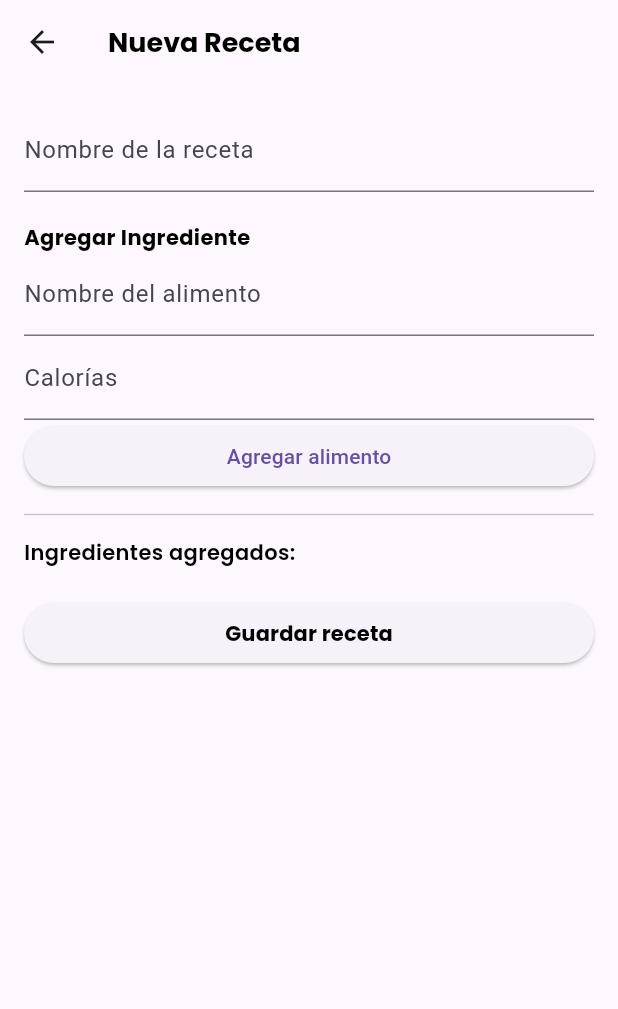
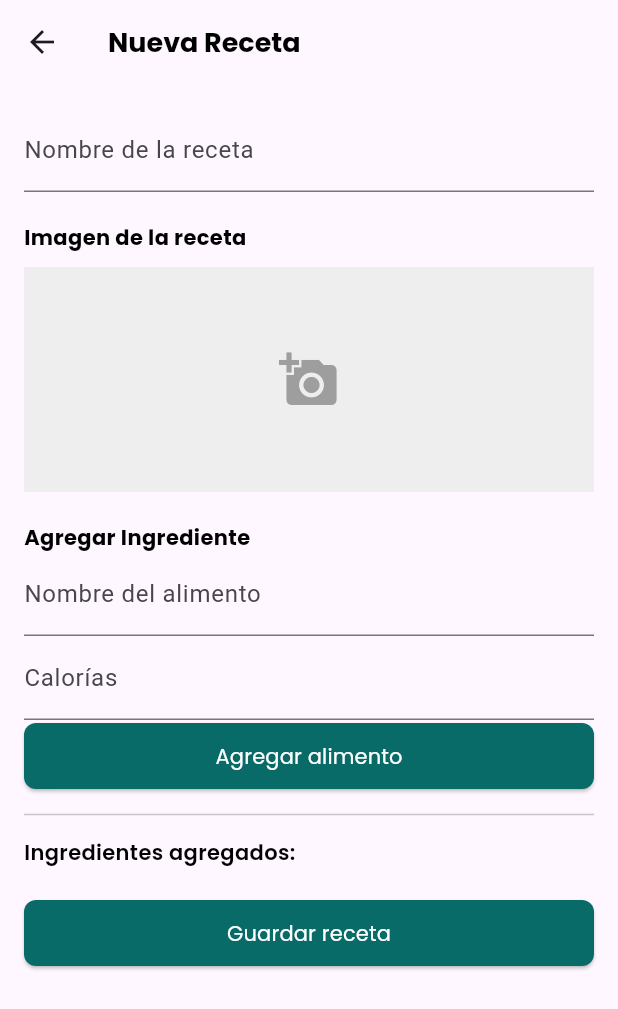
Before and after one commit to osbelsc/Food_planner, a Flutter app: the AddRecipeScreen screen opened directly, on a phone screen of 412 x 824 dp. Shown: the top 1009 px of the screen. Run offline on Flutter 3.47's test engine with Material 3 defaults, Android fonts, the light colour scheme and no system bars; our stand-ins replace hive, hive_flutter, image_picker, shared_preferences, table_calendar; accounts and stored records are empty.

Commit message:
FP-include designs details

```diff
--- a/lib/core/constants/color.dart
+++ b/lib/core/constants/color.dart
@@ -3,24 +3,10 @@ import 'package:flutter/material.dart';
 class ColorConst {
   static Color black = Colors.black;
   static Color white = Colors.white;
+  static Color fontcolor = Color.fromARGB(255, 18, 153, 144);
 
-  static Color appColor = Color(0x537D5D);
-  static Color black03 = Color(0xff030303);
-  static Color black09 = Color(0xff09101D);
-  static Color appColorFD = Color(0x73946B);
-  static Color appColorFF = Color(0x9EBC8A);
-  static Color appColorFE = Color(0xD2D0A0);
-  // static Color greyD9 = Color(0xffD9D9D9);
-  // static Color greyDA = Color(0xffDADEE3);
-  // static Color grey69 = Color(0xff69717C);
-  // static Color greyEB = Color(0xffEBEEF2);
-  // static Color greyAD = Color(0xffADAFBB);
-  // static Color greyE8 = Color(0xffE8E6EA);
-  // static Color greyB5 = Color(0xffB5C1D1);
-  // static Color greyF2 = Color(0xffF2F2F2);
-  // static Color greyC0 = Color(0xffC0C0C0);
-  // static Color greyF7 = Color(0xffF7F7F7);
-  // static Color greyF4 = Color(0xffF4F6F9);
-  // static Color greyDE = Color(0xffDEDEDE);
-  // static Color grey6B = Color(0xff6B6B6B);
+  static Color appColor1 = Color.fromARGB(255, 255, 251, 222);
+  static Color appColor2 = Color.fromARGB(255, 144, 209, 203);
+  static Color appColor3 = Color.fromARGB(255, 18, 153, 144);
+  static Color appColor4 = Color.fromARGB(255, 9, 107, 104);
 }
--- a/lib/core/constants/textstyle.dart
+++ b/lib/core/constants/textstyle.dart
@@ -3,7 +3,7 @@ import 'package:food_planner_app/core/constants/color.dart';
 import 'package:flutter/material.dart';
 
 class TextStyleClass {
-  ///SourceSansPro Regular
+  ///Poppins Regular
   static poppinsRegular({var color, var size}) {
     return TextStyle(
       color: color ?? ColorConst.black,
@@ -13,7 +13,7 @@ class TextStyleClass {
     );
   }
 
-  ///SourceSansPro medium
+  ///Poppins semibold
   static poppinsSemiBold({var color, var size}) {
     return TextStyle(
       color: color ?? ColorConst.black,
@@ -23,7 +23,7 @@ class TextStyleClass {
     );
   }
 
-  ///SourceSansPro semiBold
+  ///Poppins Bold
   static poppinsBold({var color, var size}) {
     return TextStyle(
       color: color ?? ColorConst.black,
--- /dev/null
+++ b/lib/core/widgets/buttons.dart
@@ -0,0 +1,27 @@
+import 'package:flutter/material.dart';
+import 'package:food_planner_app/core/constants/color.dart';
+import 'package:food_planner_app/core/constants/textstyle.dart';
+
+class CustomButton extends StatelessWidget {
+  final String text;
+  final VoidCallback onPressed;
+
+  const CustomButton({Key? key, required this.text, required this.onPressed})
+    : super(key: key);
+
+  @override
+  Widget build(BuildContext context) {
+    return ElevatedButton(
+      onPressed: onPressed,
+      style: ElevatedButton.styleFrom(
+        backgroundColor: ColorConst.appColor4,
+        padding: EdgeInsets.symmetric(horizontal: 24, vertical: 12),
+        shape: RoundedRectangleBorder(borderRadius: BorderRadius.circular(8)),
+      ),
+      child: Text(
+        text,
+        style: TextStyleClass.poppinsRegular(color: ColorConst.white),
+      ),
+    );
+  }
+}
--- a/lib/features/home/screens/main_screen.dart
+++ b/lib/features/home/screens/main_screen.dart
@@ -1,6 +1,7 @@
 import 'package:flutter/material.dart';
 import 'package:food_planner_app/features/calendar/screens/calendar_screen.dart';
 import 'package:food_planner_app/features/alimento/screens/food_list_screen.dart';
+import 'package:food_planner_app/features/home/screens/home_screen.dart';
 import 'package:food_planner_app/features/recipes/screens/recipe_list_screen.dart';
 
 class MainScreen extends StatefulWidget {
@@ -13,6 +14,7 @@ class _MainScreenState extends State<MainScreen> {
 
   // Aquí defines las vistas para cada tab
   final List<Widget> _screens = [
+    HomeScreen(),
     FoodListScreen(),
     CalendarScreen(),
     RecipeListScreen(),
@@ -27,13 +29,15 @@ class _MainScreenState extends State<MainScreen> {
   @override
   Widget build(BuildContext context) {
     return Scaffold(
-      body: _screens[_selectedIndex], // Cambia el body dinámicamente
+      body: _screens[_selectedIndex],
+
       bottomNavigationBar: BottomNavigationBar(
         currentIndex: _selectedIndex,
         onTap: _onItemTapped,
         selectedItemColor: Colors.green,
         unselectedItemColor: Colors.grey,
         items: const [
+          BottomNavigationBarItem(icon: Icon(Icons.home), label: 'Home'),
           BottomNavigationBarItem(
             icon: Icon(Icons.fastfood),
             label: 'Alimentos',
--- a/lib/features/recipes/models/recipe.dart
+++ b/lib/features/recipes/models/recipe.dart
@@ -11,5 +11,12 @@ class Recipe extends HiveObject {
   @HiveField(1)
   List<FoodItem> items;
 
-  Recipe({required this.name, required this.items});
+  @HiveField(2)
+  String? imagePath; // NUEVO CAMPO PARA LA IMAGEN
+
+  Recipe({
+    required this.name,
+    required this.items,
+    this.imagePath, // también lo agregas al constructor
+  });
 }
--- a/lib/features/recipes/screens/add_recipe_screen.dart
+++ b/lib/features/recipes/screens/add_recipe_screen.dart
@@ -1,4 +1,7 @@
+import 'dart:io';
 import 'package:flutter/material.dart';
+import 'package:food_planner_app/core/widgets/buttons.dart';
+import 'package:image_picker/image_picker.dart';
 import 'package:food_planner_app/core/constants/textstyle.dart';
 import 'package:food_planner_app/features/recipes/providers/recipe_provider.dart';
 import 'package:provider/provider.dart';
@@ -14,6 +17,10 @@ class _AddRecipeScreenState extends State<AddRecipeScreen> {
   final _foodNameController = TextEditingController();
   final _caloriesController = TextEditingController();
 
+  File? _imageFile; // NUEVO: Imagen seleccionada
+
+  final ImagePicker _picker = ImagePicker();
+
   void _onAddItem() {
     final name = _foodNameController.text.trim();
     final calories = int.tryParse(_caloriesController.text) ?? 0;
@@ -28,8 +35,20 @@ class _AddRecipeScreenState extends State<AddRecipeScreen> {
 
   void _onSaveRecipe() {
     context.read<RecipeProvider>().updateTempName(_nameController.text);
+    context.read<RecipeProvider>().updateTempImagePath(
+      _imageFile?.path,
+    ); // NUEVO: guarda imagen
     context.read<RecipeProvider>().saveTempRecipe();
     Navigator.pop(context);
+  }
+
+  Future<void> _pickImage() async {
+    final picked = await _picker.pickImage(source: ImageSource.gallery);
+    if (picked != null) {
+      setState(() {
+        _imageFile = File(picked.path);
+      });
+    }
   }
 
   @override
@@ -52,6 +71,27 @@ class _AddRecipeScreenState extends State<AddRecipeScreen> {
               decoration: InputDecoration(labelText: 'Nombre de la receta'),
             ),
             SizedBox(height: 20),
+
+            // NUEVO: Sección para imagen
+            Text('Imagen de la receta', style: TextStyleClass.poppinsBold()),
+            SizedBox(height: 10),
+            GestureDetector(
+              onTap: _pickImage,
+              child:
+                  _imageFile == null
+                      ? Container(
+                        height: 150,
+                        color: Colors.grey[200],
+                        child: Icon(
+                          Icons.add_a_photo,
+                          size: 40,
+                          color: Colors.grey,
+                        ),
+                      )
+                      : Image.file(_imageFile!, height: 150, fit: BoxFit.cover),
+            ),
+
+            SizedBox(height: 20),
             Text('Agregar Ingrediente', style: TextStyleClass.poppinsBold()),
             TextField(
               controller: _foodNameController,
@@ -62,10 +102,8 @@ class _AddRecipeScreenState extends State<AddRecipeScreen> {
               decoration: InputDecoration(labelText: 'Calorías'),
               keyboardType: TextInputType.number,
             ),
-            ElevatedButton(
-              onPressed: _onAddItem,
-              child: Text('Agregar alimento'),
-            ),
+            CustomButton(text: 'Agregar alimento', onPressed: _onAddItem),
+
             Divider(height: 30),
             Text(
               'Ingredientes agregados:',
@@ -81,13 +119,7 @@ class _AddRecipeScreenState extends State<AddRecipeScreen> {
               ),
             ),
             SizedBox(height: 20),
-            ElevatedButton(
-              onPressed: _onSaveRecipe,
-              child: Text(
-                'Guardar receta',
-                style: TextStyleClass.poppinsBold(),
-              ),
-            ),
+            CustomButton(text: 'Guardar receta', onPressed: _onSaveRecipe),
           ],
         ),
       ),
--- a/pubspec.yaml
+++ b/pubspec.yaml
@@ -42,7 +42,8 @@ dependencies:
   path_provider: ^2.1.2 # necesario para hive
   provider: ^6.1.5
   shared_preferences: ^2.5.3
-  table_calendar: ^3.0.9 # para mostrar calendario
+  table_calendar: ^3.0.9
+  dot_navigation_bar: ^1.0.2
 
 dev_dependencies:
   build_runner: ^2.4.15
```
Also changed, not shown: lib/features/alimento/screens/add_food_screen.dart (+43 -21 lines), lib/features/calendar/screens/calendar_screen.dart (+34 -15 lines), lib/features/home/screens/home_screen.dart (+18 -6 lines), lib/features/recipes/providers/recipe_provider.dart (+15 -1 lines), lib/features/recipes/screens/recipe_list_screen.dart (+37 -6 lines), lib/features/recipes/models/recipe.g.dart, pubspec.lock, 1 other file.
